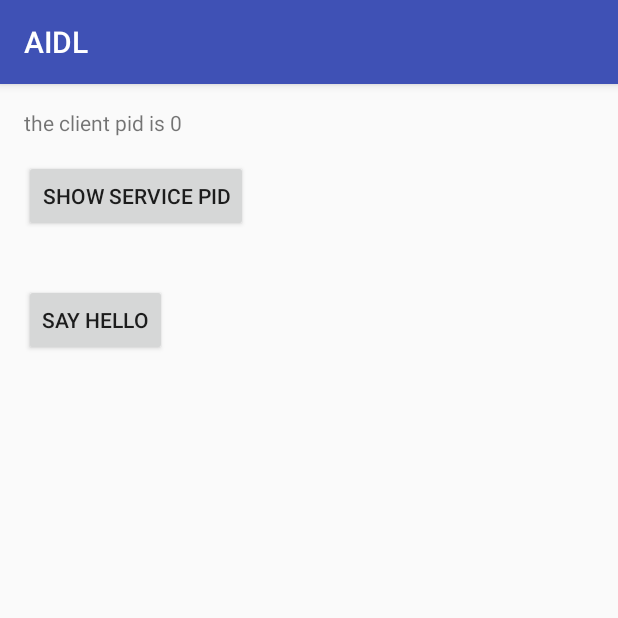
After one commit to wpq2014/MyDemo, an Android app: the ClientActivity screen opened directly, with no data from a screen before it, on a phone screen of 412 x 824 dp, the top half of it. The commit adds this screen. Run offline under Robolectric (Android 15) with nearby library versions, the phone set to English and light mode, and no system bars; our stand-ins replace ButterKnife; 1 statement that could not run was skipped.

Commit message:
AIDL学习

```diff
--- a/app/src/main/AndroidManifest.xml
+++ b/app/src/main/AndroidManifest.xml
@@ -89,6 +89,9 @@
         </activity>
         <activity android:name=".customview.LinkedListViewActivity" android:label="@string/linkedListView" />
         <activity android:name=".retrofit.RetrofitActivity" android:label="@string/retrofit" />
+
+        <service android:name=".RemoteService" android:process=":remote" />
+        <activity android:name=".ClientActivity" android:label="@string/aidl" />
     </application>
 
 </manifest>
--- /dev/null
+++ b/app/src/main/java/com/demo/wpq/mydemo/ClientActivity.java
@@ -0,0 +1,92 @@
+package com.demo.wpq.mydemo;
+
+import android.content.ComponentName;
+import android.content.Intent;
+import android.content.ServiceConnection;
+import android.os.Bundle;
+import android.os.IBinder;
+import android.os.Process;
+import android.os.RemoteException;
+import android.support.annotation.Nullable;
+import android.support.v7.app.AppCompatActivity;
+import android.util.Log;
+import android.view.View;
+import android.widget.TextView;
+
+import butterknife.Bind;
+import butterknife.ButterKnife;
+
+/**
+ * http://flrito.cc/notes-androidzhong-aidlde-ji-ben-yong-fa/
+ */
+public class ClientActivity extends AppCompatActivity {
+
+    @Bind(R.id.tv_pid)
+    TextView tvPid;
+    @Bind(R.id.tv_service_pid)
+    TextView tvServicePid;
+    @Bind(R.id.tv_say_hello)
+    TextView tvSayHello;
+
+    private IRemoteService remoteService = null;
+    private boolean bound = false;
+
+    @Override
+    protected void onCreate(@Nullable Bundle savedInstanceState) {
+        super.onCreate(savedInstanceState);
+        setContentView(R.layout.activity_client);
+        ButterKnife.bind(this);
+
+        tvPid.setText("the client pid is " + Process.myPid());
+    }
+
+    @Override
+    protected void onStart() {
+        super.onStart();
+        Intent intent = new Intent(this, RemoteService.class);
+        bindService(intent, conn, BIND_AUTO_CREATE);
+    }
+
+    @Override
+    protected void onStop() {
+        super.onStop();
+        unbindService(conn);
+        bound = false;
+    }
+
+    private ServiceConnection conn = new ServiceConnection() {
+        @Override
+        public void onServiceConnected(ComponentName name, IBinder service) {
+            remoteService = IRemoteService.Stub.asInterface(service);
+            bound = true;
+        }
+
+        @Override
+        public void onServiceDisconnected(ComponentName name) {
+            remoteService = null;
+            bound = false;
+        }
+    };
+
+    public void showServicePid(View view) {
+        if (bound) {
+            try {
+                Log.e("Hello", "the service pid is " + remoteService.sayHello().getPid());
+                tvServicePid.setText("the service pid is " + remoteService.sayHello().getPid());
+            } catch (RemoteException e) {
+                e.printStackTrace();
+            }
+        }
+    }
+
+    public void sayHello(View view) {
+        if (bound) {
+            try {
+                Log.e("Hello", remoteService.sayHello().getMsg());
+                tvSayHello.setText(remoteService.sayHello().getMsg());
+            } catch (RemoteException e) {
+                e.printStackTrace();
+            }
+        }
+    }
+}
--- /dev/null
+++ b/app/src/main/res/layout/activity_client.xml
@@ -0,0 +1,36 @@
+<?xml version="1.0" encoding="utf-8"?>
+<LinearLayout xmlns:android="http://schemas.android.com/apk/res/android"
+    android:layout_width="match_parent"
+    android:layout_height="match_parent"
+    android:orientation="vertical"
+    android:padding="16dp">
+
+    <TextView
+        android:id="@+id/tv_pid"
+        android:layout_width="wrap_content"
+        android:layout_height="wrap_content" />
+
+    <Button
+        android:layout_width="wrap_content"
+        android:layout_height="wrap_content"
+        android:layout_marginTop="15dp"
+        android:onClick="showServicePid"
+        android:text="show service pid" />
+
+    <TextView
+        android:id="@+id/tv_service_pid"
+        android:layout_width="wrap_content"
+        android:layout_height="wrap_content" />
+
+    <Button
+        android:layout_width="wrap_content"
+        android:layout_height="wrap_content"
+        android:layout_marginTop="15dp"
+        android:onClick="sayHello"
+        android:text="say hello" />
+
+    <TextView
+        android:id="@+id/tv_say_hello"
+        android:layout_width="wrap_content"
+        android:layout_height="wrap_content" />
+</LinearLayout>
--- a/app/src/main/res/layout/content_main.xml
+++ b/app/src/main/res/layout/content_main.xml
@@ -54,4 +54,10 @@
         android:layout_height="wrap_content"
         android:onClick="clickRetrofit"
         android:text="@string/retrofit"/>
+
+    <Button
+        android:layout_width="match_parent"
+        android:layout_height="wrap_content"
+        android:onClick="clickAIDL"
+        android:text="@string/aidl"/>
 </LinearLayout>
--- a/app/src/main/res/values/strings.xml
+++ b/app/src/main/res/values/strings.xml
@@ -38,4 +38,7 @@
     <!-- retrofit -->
     <string name="retrofit">Retrofit</string>
 
+    <!-- AIDL -->
+    <string name="aidl">AIDL</string>
+
 </resources>
```
Also changed, not shown: app/src/main/java/com/demo/wpq/mydemo/HelloMsg.java (added, +62 -0 lines), app/src/main/java/com/demo/wpq/mydemo/MainActivity.java (+8 -0 lines), app/src/main/java/com/demo/wpq/mydemo/RemoteService.java (added, +26 -0 lines), app/src/main/aidl/com/demo/wpq/mydemo/HelloMsg.aidl (added), app/src/main/aidl/com/demo/wpq/mydemo/IRemoteService.aidl (added).
